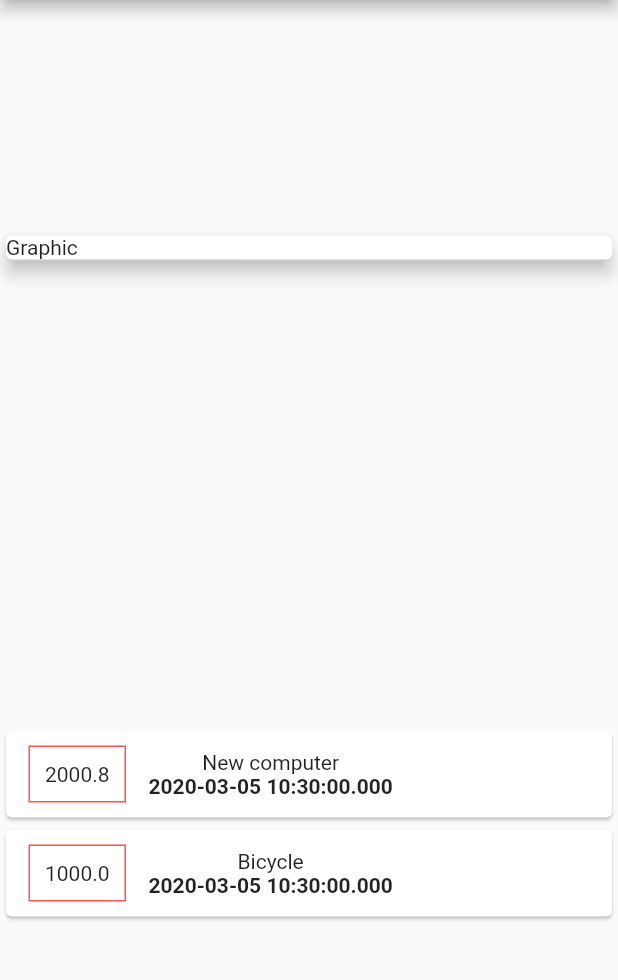
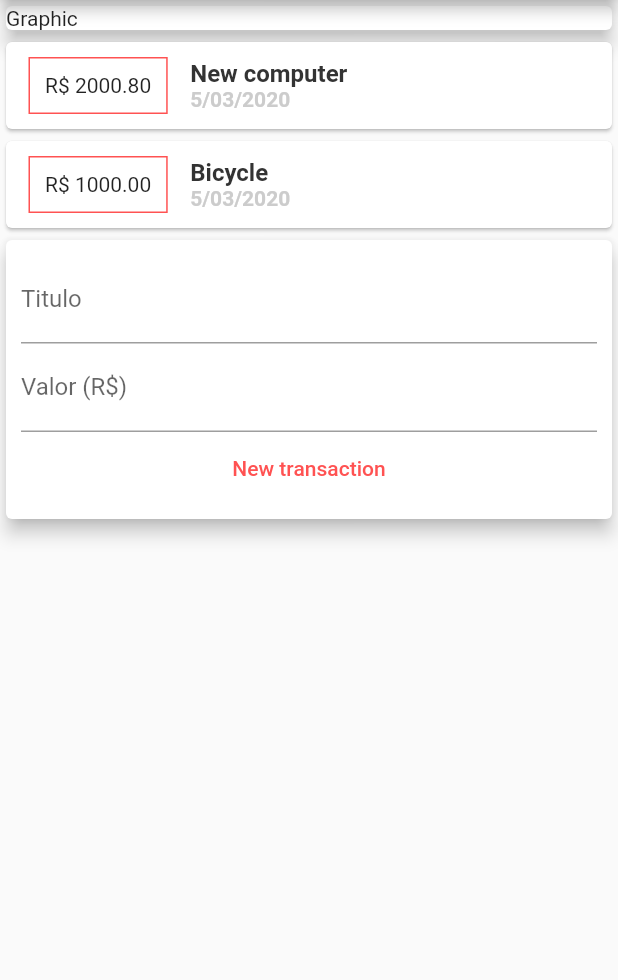
Before and after one commit to wendelsodres/flutter_wss_finance, a Flutter app: the screen it shows after launch, on a phone screen of 412 x 824 dp, the part 84-1064 px from its top. Run offline on Flutter 3.47's test engine with Material 2 defaults, Android fonts, the phone set to English and light mode, and no system bars.

Commit message:
Insert form and textField.

```diff
--- a/lib/main.dart
+++ b/lib/main.dart
@@ -1,5 +1,6 @@
 import 'package:flutter/material.dart';
 import './models/transaction.dart';
+import 'package:intl/intl.dart';
 
 void main() => runApp(WssFinance());
 
@@ -36,7 +37,6 @@ class HomePage extends StatelessWidget {
           title: Text('Wss Finance'),
         ),
         body: Column(
-          mainAxisAlignment: MainAxisAlignment.spaceAround,
           crossAxisAlignment: CrossAxisAlignment.stretch,
           children: <Widget>[
             Container(
@@ -61,15 +61,23 @@ class HomePage extends StatelessWidget {
                         ),
                       ),
                       padding: EdgeInsets.all(10),
-                      child: Text(tr.value.toString()),
+                      child: Text('R\$ ${tr.value.toStringAsFixed(2)}'),
                     ),
                     Column(
+                      crossAxisAlignment: CrossAxisAlignment.start,
                       children: <Widget>[
-                        Text(tr.title),
                         Text(
-                          tr.date.toString(),
+                          tr.title,
+                          style: TextStyle(
+                              fontSize: 16,
+                              fontWeight: FontWeight.bold,
+                              color: Color(0xFF333333)),
+                        ),
+                        Text(
+                          DateFormat('d/MM/y').format(tr.date),
                           style: TextStyle(
                             fontWeight: FontWeight.bold,
+                            color: Color(0xFFCCCCCC),
                           ),
                         ),
                       ],
@@ -77,7 +85,32 @@ class HomePage extends StatelessWidget {
                   ],
                 ));
               }).toList(),
-            )
+            ),
+            Card(
+              elevation: 5,
+              child: Padding(
+                padding: const EdgeInsets.all(10),
+                child: Column(
+                  children: <Widget>[
+                    TextField(
+                      decoration: InputDecoration(
+                        labelText: 'Titulo',
+                      ),
+                    ),
+                    TextField(
+                      decoration: InputDecoration(
+                        labelText: 'Valor (R\$)',
+                      ),
+                    ),
+                    FlatButton(
+                      child: Text('New transaction'),
+                      textColor: Colors.redAccent,
+                      onPressed: (){},
+                    )
+                  ],
+                ),
+              ),
+            ),
           ],
         ));
   }
--- a/pubspec.yaml
+++ b/pubspec.yaml
@@ -23,6 +23,7 @@ dependencies:
   # The following adds the Cupertino Icons font to your application.
   # Use with the CupertinoIcons class for iOS style icons.
   cupertino_icons: ^0.1.2
+  intl: 0.16.1
 
 dev_dependencies:
   flutter_test:
```
Also changed, not shown: pubspec.lock.
